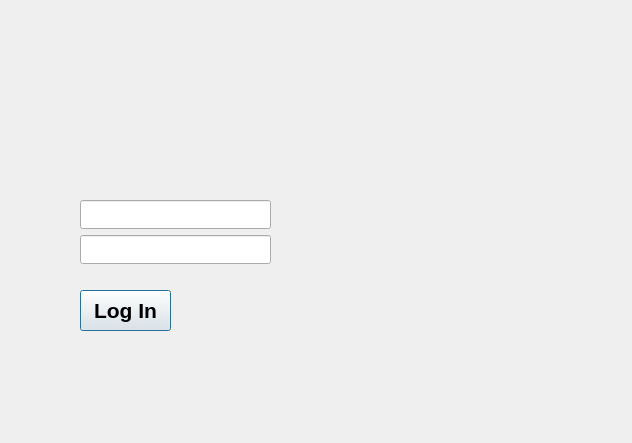
First picture: the form in signin.ui, repository Adarsha16/SoftNote, before the edit.
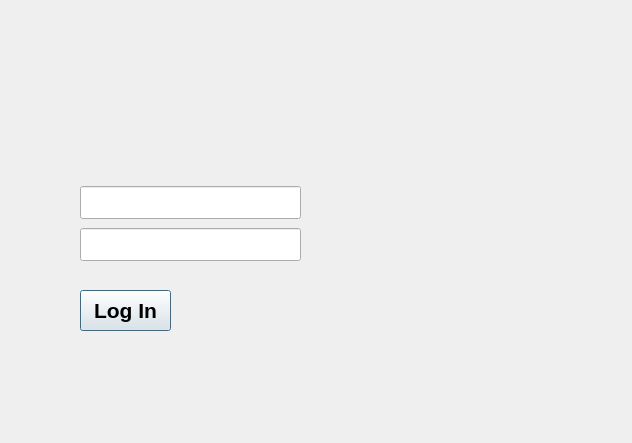
Second picture: the form after the edit.

Diff of the .ui file:
```diff
--- a/signin.ui
+++ b/signin.ui
@@ -72,13 +72,13 @@
     <string/>
    </property>
   </widget>
-  <widget class="QWidget" name="">
+  <widget class="QWidget" name="layoutWidget">
    <property name="geometry">
     <rect>
      <x>80</x>
-     <y>200</y>
-     <width>191</width>
-     <height>64</height>
+     <y>183</y>
+     <width>221</width>
+     <height>81</height>
     </rect>
    </property>
    <layout class="QVBoxLayout" name="verticalLayout">
```
